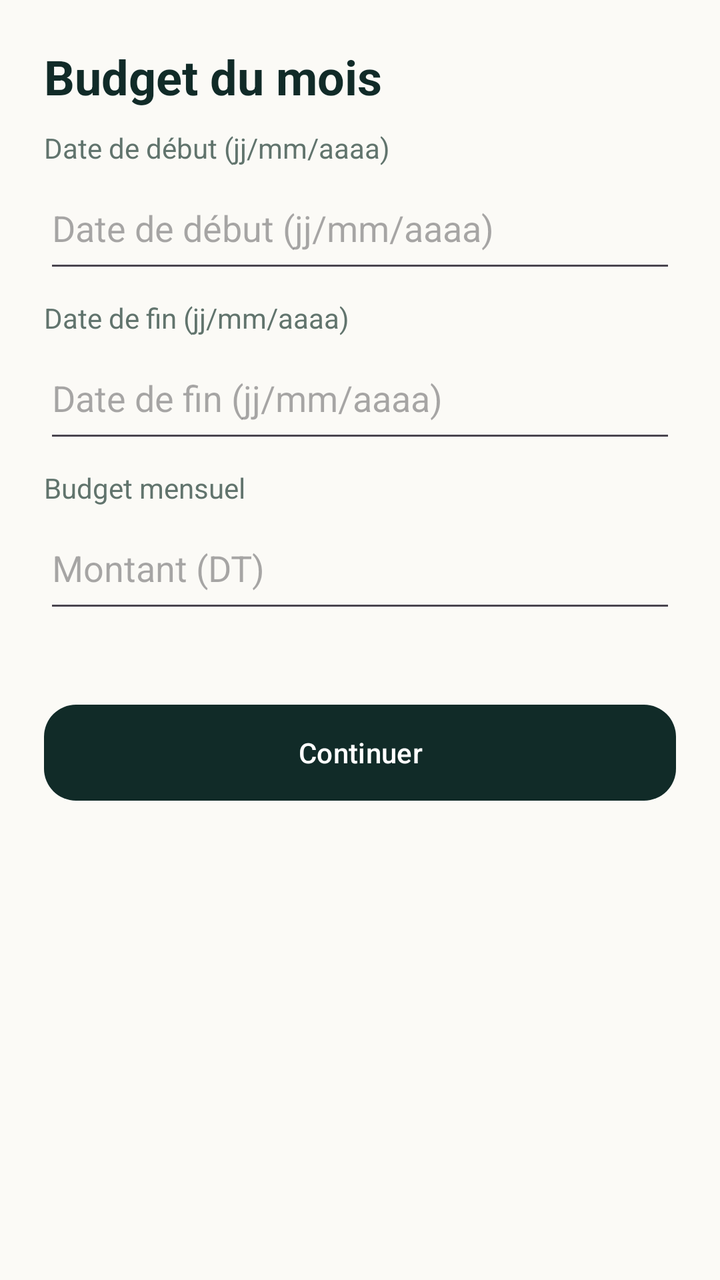
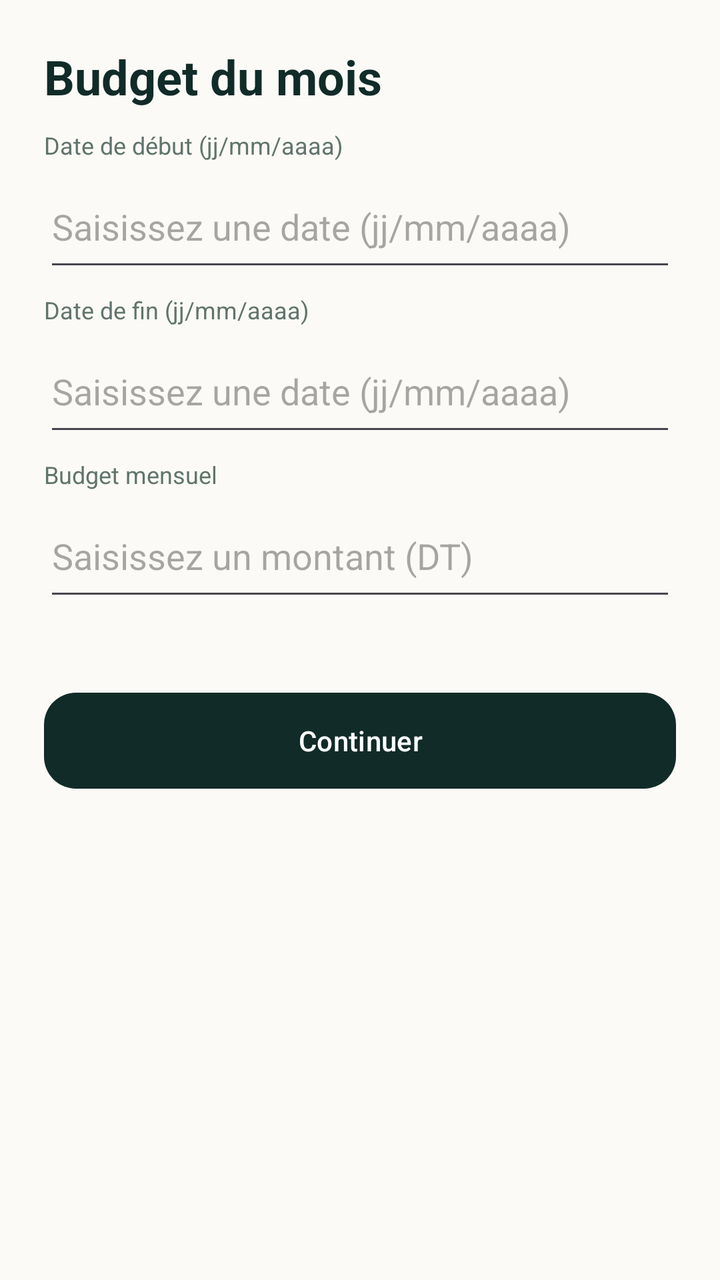

Before-and-after screenshots of an Android layout around one commit, followed by the original layout XML and the change that was made.
<!-- AndroidManifest.xml: application theme Theme.Masrouf1 -->
<!-- res/layout/activity_budget_period.xml -->
<?xml version="1.0" encoding="utf-8"?>
<ScrollView xmlns:android="http://schemas.android.com/apk/res/android" xmlns:app="http://schemas.android.com/apk/res-auto" android:layout_width="match_parent" android:layout_height="match_parent" android:background="@color/cream" android:fillViewport="true">
    <LinearLayout android:layout_width="match_parent" android:layout_height="wrap_content" android:orientation="vertical" android:padding="22dp">
        <TextView android:id="@+id/budget_period_title" android:layout_width="match_parent" android:layout_height="wrap_content" android:text="@string/budget_this_month" android:textColor="@color/forest" android:textSize="24sp" android:textStyle="bold" />
        <TextView android:layout_width="match_parent" android:layout_height="wrap_content" android:layout_marginTop="10dp" android:text="@string/budget_start_date" android:textColor="@color/muted_green" />
        <EditText android:id="@+id/budget_start_date" android:layout_width="match_parent" android:layout_height="58dp" android:hint="@string/budget_start_date" android:inputType="date" android:singleLine="true" />
        <TextView android:layout_width="match_parent" android:layout_height="wrap_content" android:layout_marginTop="8dp" android:text="@string/budget_end_date" android:textColor="@color/muted_green" />
        <EditText android:id="@+id/budget_end_date" android:layout_width="match_parent" android:layout_height="58dp" android:hint="@string/budget_end_date" android:inputType="date" android:singleLine="true" />
        <TextView android:layout_width="match_parent" android:layout_height="wrap_content" android:layout_marginTop="8dp" android:text="@string/monthly_budget_amount" android:textColor="@color/muted_green" />
        <EditText android:id="@+id/budget_total_input" android:layout_width="match_parent" android:layout_height="58dp" android:hint="@string/amount_dinars" android:inputType="numberDecimal" android:singleLine="true" />
        <TextView android:id="@+id/budget_period_error" android:layout_width="match_parent" android:layout_height="wrap_content" android:textColor="@color/coral" />
        <com.google.android.material.button.MaterialButton android:id="@+id/budget_period_continue" android:layout_width="match_parent" android:layout_height="56dp" android:layout_marginTop="18dp" android:text="@string/welcome_next" app:backgroundTint="@color/forest" app:cornerRadius="16dp" />
    </LinearLayout>
</ScrollView>
<!-- resources referenced by this layout -->
<resources>
  <color name="coral">#DC7770</color>
  <color name="cream">#FBFAF6</color>
  <color name="forest">#112B28</color>
  <color name="muted_green">#61746D</color>
  <string name="amount_dinars">Montant (DT)</string>
  <string name="budget_end_date">Date de fin (jj/mm/aaaa)</string>
  <string name="budget_start_date">Date de début (jj/mm/aaaa)</string>
  <string name="budget_this_month">Budget du mois</string>
  <string name="monthly_budget_amount">Budget mensuel</string>
  <string name="welcome_next">Continuer</string>
  <style name="Theme.Masrouf1" parent="Base.Theme.Masrouf1" />
  <style name="Base.Theme.Masrouf1" parent="Theme.Material3.DayNight.NoActionBar">
          <item name="colorPrimary">@color/forest</item>
          <item name="colorOnPrimary">@color/alabaster</item>
          <item name="colorSecondary">@color/emerald</item>
          <item name="colorOnSecondary">@color/alabaster</item>
          <item name="android:colorAccent">@color/emerald</item>
          <item name="android:windowLightStatusBar">true</item>
          <item name="android:statusBarColor">@color/cream</item>
          <item name="android:navigationBarColor">@color/cream</item>
          <item name="android:windowBackground">@color/cream</item>
      </style>
  <color name="alabaster">#FFFFFF</color>
  <color name="emerald">#2E7D43</color>
</resources>

<!-- the commit's change to res/layout/activity_budget_period.xml (unified diff, before → after) -->
@@ -2,12 +2,12 @@
 <ScrollView xmlns:android="http://schemas.android.com/apk/res/android" xmlns:app="http://schemas.android.com/apk/res-auto" android:layout_width="match_parent" android:layout_height="match_parent" android:background="@color/cream" android:fillViewport="true">
     <LinearLayout android:layout_width="match_parent" android:layout_height="wrap_content" android:orientation="vertical" android:padding="22dp">
         <TextView android:id="@+id/budget_period_title" android:layout_width="match_parent" android:layout_height="wrap_content" android:text="@string/budget_this_month" android:textColor="@color/forest" android:textSize="24sp" android:textStyle="bold" />
-        <TextView android:layout_width="match_parent" android:layout_height="wrap_content" android:layout_marginTop="10dp" android:text="@string/budget_start_date" android:textColor="@color/muted_green" />
-        <EditText android:id="@+id/budget_start_date" android:layout_width="match_parent" android:layout_height="58dp" android:hint="@string/budget_start_date" android:inputType="date" android:singleLine="true" />
-        <TextView android:layout_width="match_parent" android:layout_height="wrap_content" android:layout_marginTop="8dp" android:text="@string/budget_end_date" android:textColor="@color/muted_green" />
-        <EditText android:id="@+id/budget_end_date" android:layout_width="match_parent" android:layout_height="58dp" android:hint="@string/budget_end_date" android:inputType="date" android:singleLine="true" />
-        <TextView android:layout_width="match_parent" android:layout_height="wrap_content" android:layout_marginTop="8dp" android:text="@string/monthly_budget_amount" android:textColor="@color/muted_green" />
-        <EditText android:id="@+id/budget_total_input" android:layout_width="match_parent" android:layout_height="58dp" android:hint="@string/amount_dinars" android:inputType="numberDecimal" android:singleLine="true" />
+        <TextView style="@style/FormFieldLabel" android:labelFor="@id/budget_start_date" android:layout_marginTop="10dp" android:text="@string/budget_start_date" />
+        <EditText android:id="@+id/budget_start_date" android:layout_width="match_parent" android:layout_height="58dp" android:hint="@string/hint_budget_start_date" android:inputType="date" android:singleLine="true" />
+        <TextView style="@style/FormFieldLabel" android:labelFor="@id/budget_end_date" android:text="@string/budget_end_date" />
+        <EditText android:id="@+id/budget_end_date" android:layout_width="match_parent" android:layout_height="58dp" android:hint="@string/hint_budget_end_date" android:inputType="date" android:singleLine="true" />
+        <TextView style="@style/FormFieldLabel" android:labelFor="@id/budget_total_input" android:text="@string/monthly_budget_amount" />
+        <EditText android:id="@+id/budget_total_input" android:layout_width="match_parent" android:layout_height="58dp" android:hint="@string/hint_amount" android:inputType="numberDecimal" android:singleLine="true" />
         <TextView android:id="@+id/budget_period_error" android:layout_width="match_parent" android:layout_height="wrap_content" android:textColor="@color/coral" />
         <com.google.android.material.button.MaterialButton android:id="@+id/budget_period_continue" android:layout_width="match_parent" android:layout_height="56dp" android:layout_marginTop="18dp" android:text="@string/welcome_next" app:backgroundTint="@color/forest" app:cornerRadius="16dp" />
     </LinearLayout>
<!-- resource entries referenced after the edit -->
@@ -4,12 +4,22 @@
   <color name="cream">#FBFAF6</color>
   <color name="forest">#112B28</color>
   <color name="muted_green">#61746D</color>
-  <string name="amount_dinars">Montant (DT)</string>
   <string name="budget_end_date">Date de fin (jj/mm/aaaa)</string>
   <string name="budget_start_date">Date de début (jj/mm/aaaa)</string>
   <string name="budget_this_month">Budget du mois</string>
+  <string name="hint_amount">Saisissez un montant (DT)</string>
+  <string name="hint_budget_end_date">Saisissez une date (jj/mm/aaaa)</string>
+  <string name="hint_budget_start_date">Saisissez une date (jj/mm/aaaa)</string>
   <string name="monthly_budget_amount">Budget mensuel</string>
   <string name="welcome_next">Continuer</string>
+  <style name="FormFieldLabel">
+          <item name="android:layout_width">match_parent</item>
+          <item name="android:layout_height">wrap_content</item>
+          <item name="android:layout_marginTop">6dp</item>
+          <item name="android:layout_marginBottom">2dp</item>
+          <item name="android:textColor">@color/muted_green</item>
+          <item name="android:textSize">12sp</item>
+      </style>
   <style name="Theme.Masrouf1" parent="Base.Theme.Masrouf1" />
   <style name="Base.Theme.Masrouf1" parent="Theme.Material3.DayNight.NoActionBar">
           <item name="colorPrimary">@color/forest</item>
